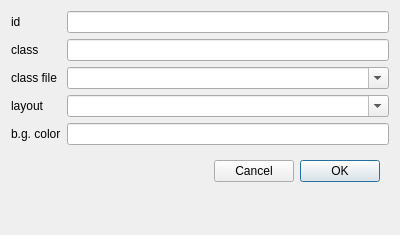
Above: creator/src/window/n_page_dialog.ui from h13i32maru/navyjs-legacy2 before the change. Below: the same form after it.
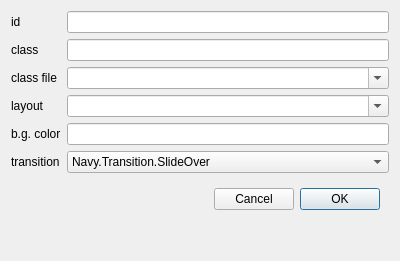
That is the form after the change. Custom widgets are drawn as their Qt base class.

Commit message: creator上でpage, sceneの遷移方法を指定できるようにした

The edit to the form file:
```diff
--- a/creator/src/window/n_page_dialog.ui
+++ b/creator/src/window/n_page_dialog.ui
@@ -7,7 +7,7 @@
     <x>0</x>
     <y>0</y>
     <width>400</width>
-    <height>235</height>
+    <height>261</height>
    </rect>
   </property>
   <property name="windowTitle">
@@ -31,7 +31,7 @@
      </property>
     </widget>
    </item>
-   <item row="5" column="1">
+   <item row="6" column="1">
     <widget class="QWidget" name="widget" native="true">
      <layout class="QHBoxLayout" name="horizontalLayout">
       <item>
@@ -108,7 +108,7 @@
    <item row="4" column="1">
     <widget class="QLineEdit" name="backgroundColor"/>
    </item>
-   <item row="6" column="1">
+   <item row="7" column="1">
     <spacer name="verticalSpacer">
      <property name="orientation">
       <enum>Qt::Vertical</enum>
@@ -121,6 +121,30 @@
      </property>
     </spacer>
    </item>
+   <item row="5" column="0">
+    <widget class="QLabel" name="label_3">
+     <property name="text">
+      <string>transition</string>
+     </property>
+    </widget>
+   </item>
+   <item row="5" column="1">
+    <widget class="QComboBox" name="transition">
+     <property name="editable">
+      <bool>false</bool>
+     </property>
+     <item>
+      <property name="text">
+       <string>Navy.Transition.SlideOver</string>
+      </property>
+     </item>
+     <item>
+      <property name="text">
+       <string>Navy.Transition.Fade</string>
+      </property>
+     </item>
+    </widget>
+   </item>
   </layout>
  </widget>
  <customwidgets>
```
The commit also changes 3 other files.
